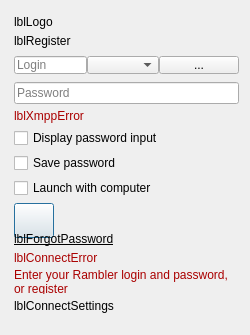
Above: src/plugins/optionsmanager/logindialog.ui from silvansky/Contacts before the change. Below: the same form after it.
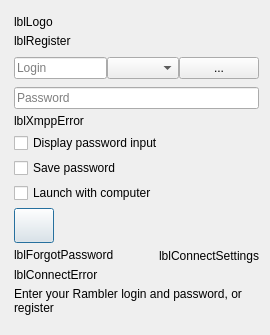
That is the form after the change.

Commit message: Доработан механизм подключения в окне входа. Добавлено появление кнопки Отмена после 3-х секунд подключения. Добавлена двойная защита от бесконечного подвисания подключения. Ссылка "Настройки подключения" перенесена из всплывающего сообщения об ошибке на само окно входа.

Patch:
```diff
--- a/src/plugins/optionsmanager/logindialog.ui
+++ b/src/plugins/optionsmanager/logindialog.ui
@@ -6,7 +6,7 @@
    <rect>
     <x>0</x>
     <y>0</y>
-    <width>250</width>
+    <width>270</width>
     <height>335</height>
    </rect>
   </property>
@@ -18,13 +18,13 @@
   </property>
   <property name="minimumSize">
    <size>
-    <width>250</width>
+    <width>270</width>
     <height>335</height>
    </size>
   </property>
   <property name="maximumSize">
    <size>
-    <width>250</width>
+    <width>270</width>
     <height>335</height>
    </size>
   </property>
@@ -194,49 +194,9 @@
       </item>
       <item>
        <widget class="QLabel" name="lblXmppError">
-        <property name="palette">
-         <palette>
-          <active>
-           <colorrole role="WindowText">
-            <brush brushstyle="SolidPattern">
-             <color alpha="255">
-              <red>170</red>
-              <green>0</green>
-              <blue>0</blue>
-             </color>
-            </brush>
-           </colorrole>
-          </active>
-          <inactive>
-           <colorrole role="WindowText">
-            <brush brushstyle="SolidPattern">
-             <color alpha="255">
-              <red>170</red>
-              <green>0</green>
-              <blue>0</blue>
-             </color>
-            </brush>
-           </colorrole>
-          </inactive>
-          <disabled>
-           <colorrole role="WindowText">
-            <brush brushstyle="SolidPattern">
-             <color alpha="255">
-              <red>120</red>
-              <green>120</green>
-              <blue>120</blue>
-             </color>
-            </brush>
-           </colorrole>
-          </disabled>
-         </palette>
-        </property>
         <property name="text">
          <string notr="true">lblXmppError</string>
         </property>
-        <property name="alignment">
-         <set>Qt::AlignLeading|Qt::AlignLeft|Qt::AlignVCenter</set>
-        </property>
         <property name="wordWrap">
          <bool>true</bool>
         </property>
@@ -318,68 +278,34 @@
        </layout>
       </item>
       <item>
-       <widget class="QLabel" name="lblForgotPassword">
-        <property name="font">
-         <font>
-          <underline>true</underline>
-         </font>
-        </property>
-        <property name="contextMenuPolicy">
-         <enum>Qt::NoContextMenu</enum>
-        </property>
-        <property name="text">
-         <string notr="true">lblForgotPassword</string>
-        </property>
-        <property name="textFormat">
-         <enum>Qt::RichText</enum>
-        </property>
-       </widget>
+       <layout class="QHBoxLayout" name="horizontalLayout_2">
+        <item>
+         <widget class="QLabel" name="lblForgotPassword">
+          <property name="text">
+           <string notr="true">lblForgotPassword</string>
+          </property>
+          <property name="textFormat">
+           <enum>Qt::RichText</enum>
+          </property>
+         </widget>
+        </item>
+        <item>
+         <widget class="QLabel" name="lblConnectSettings">
+          <property name="text">
+           <string notr="true">lblConnectSettings</string>
+          </property>
+          <property name="alignment">
+           <set>Qt::AlignRight|Qt::AlignTrailing|Qt::AlignVCenter</set>
+          </property>
+         </widget>
+        </item>
+       </layout>
       </item>
       <item>
        <widget class="QLabel" name="lblConnectError">
-        <property name="palette">
-         <palette>
-          <active>
-           <colorrole role="WindowText">
-            <brush brushstyle="SolidPattern">
-             <color alpha="255">
-              <red>170</red>
-              <green>0</green>
-              <blue>0</blue>
-             </color>
-            </brush>
-           </colorrole>
-          </active>
-          <inactive>
-           <colorrole role="WindowText">
-            <brush brushstyle="SolidPattern">
-             <color alpha="255">
-              <red>170</red>
-              <green>0</green>
-              <blue>0</blue>
-             </color>
-            </brush>
-           </colorrole>
-          </inactive>
-          <disabled>
-           <colorrole role="WindowText">
-            <brush brushstyle="SolidPattern">
-             <color alpha="255">
-              <red>120</red>
-              <green>120</green>
-              <blue>120</blue>
-             </color>
-            </brush>
-           </colorrole>
-          </disabled>
-         </palette>
-        </property>
         <property name="text">
          <string notr="true">lblConnectError</string>
         </property>
-        <property name="alignment">
-         <set>Qt::AlignLeading|Qt::AlignLeft|Qt::AlignVCenter</set>
-        </property>
         <property name="wordWrap">
          <bool>true</bool>
         </property>
@@ -387,64 +313,14 @@
       </item>
       <item>
        <widget class="QLabel" name="lblReconnect">
-        <property name="palette">
-         <palette>
-          <active>
-           <colorrole role="WindowText">
-            <brush brushstyle="SolidPattern">
-             <color alpha="255">
-              <red>170</red>
-              <green>0</green>
-              <blue>0</blue>
-             </color>
-            </brush>
-           </colorrole>
-          </active>
-          <inactive>
-           <colorrole role="WindowText">
-            <brush brushstyle="SolidPattern">
-             <color alpha="255">
-              <red>170</red>
-              <green>0</green>
-              <blue>0</blue>
-             </color>
-            </brush>
-           </colorrole>
-          </inactive>
-          <disabled>
-           <colorrole role="WindowText">
-            <brush brushstyle="SolidPattern">
-             <color alpha="255">
-              <red>120</red>
-              <green>120</green>
-              <blue>120</blue>
-             </color>
-            </brush>
-           </colorrole>
-          </disabled>
-         </palette>
-        </property>
         <property name="text">
          <string>Enter your Rambler login and password, or register</string>
         </property>
-        <property name="alignment">
-         <set>Qt::AlignLeading|Qt::AlignLeft|Qt::AlignVCenter</set>
-        </property>
         <property name="wordWrap">
          <bool>true</bool>
         </property>
        </widget>
       </item>
-      <item>
-       <widget class="QLabel" name="lblConnectSettings">
-        <property name="text">
-         <string notr="true">lblConnectSettings</string>
-        </property>
-        <property name="alignment">
-         <set>Qt::AlignLeading|Qt::AlignLeft|Qt::AlignVCenter</set>
-        </property>
-       </widget>
-      </item>
      </layout>
     </widget>
    </item>
```
The commit also changes 7 other files.
